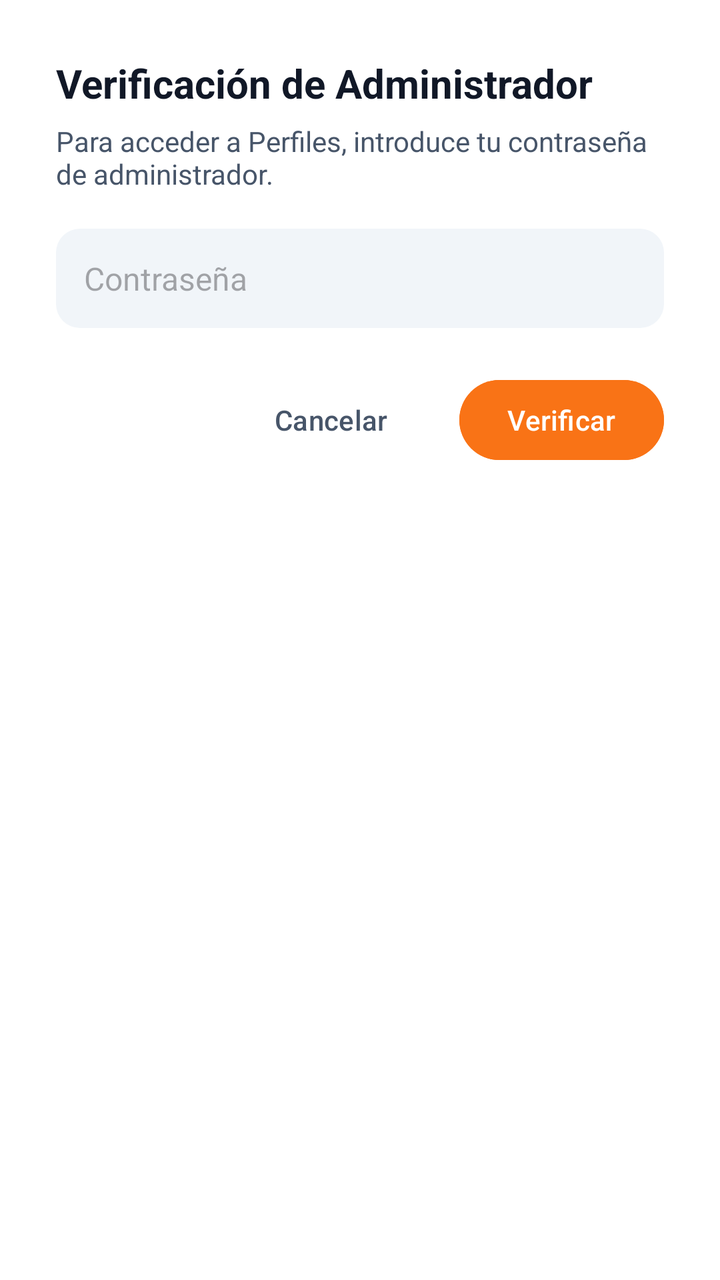
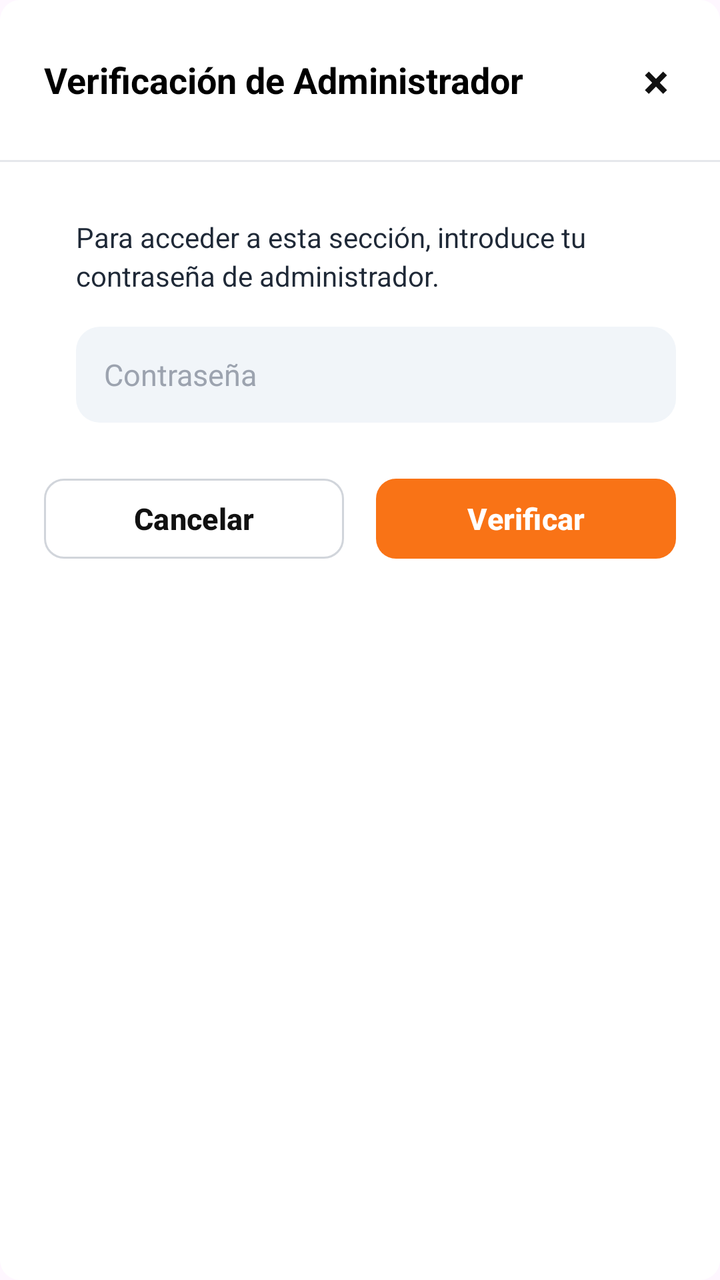

An Android layout rendered at two revisions. The XML below is the earlier revision; the diff shows what the commit changed to produce the second picture.
<!-- AndroidManifest.xml: application theme Theme.ControlAlmacen -->
<!-- res/layout/dialog_confrimr_admin.xml -->
<?xml version="1.0" encoding="utf-8"?>
<LinearLayout xmlns:android="http://schemas.android.com/apk/res/android"
    android:orientation="vertical"
    android:padding="28dp"
    android:background="@android:color/white"
    android:layout_width="match_parent"
    android:layout_height="wrap_content">

    <TextView
        android:id="@+id/tvTituloAdmin"
        android:text="Verificación de Administrador"
        android:textSize="20sp"
        android:textStyle="bold"
        android:textColor="#111827"
        android:layout_width="wrap_content"
        android:layout_height="wrap_content"/>

    <TextView
        android:id="@+id/tvSubtituloAdmin"
        android:text="Para acceder a Perfiles, introduce tu contraseña de administrador."
        android:textSize="14sp"
        android:textColor="#475569"
        android:layout_marginTop="6dp"
        android:layout_marginBottom="18dp"
        android:layout_width="wrap_content"
        android:layout_height="wrap_content"/>

    <EditText
        android:id="@+id/etPassAdmin"
        android:hint="Contraseña"
        android:inputType="textPassword"
        android:background="@drawable/bg_input_admin"
        android:padding="14dp"
        android:textSize="16sp"
        android:layout_width="match_parent"
        android:layout_height="wrap_content"/>

    <LinearLayout
        android:orientation="horizontal"
        android:gravity="end"
        android:layout_marginTop="22dp"
        android:layout_width="match_parent"
        android:layout_height="wrap_content">

        <Button
            android:id="@+id/btnCancelar"
            android:text="Cancelar"
            android:textColor="#475569"
            android:background="@android:color/transparent"
            android:layout_width="wrap_content"
            android:layout_height="wrap_content"/>

        <Button
            android:id="@+id/btnConfirmar"
            android:text="Verificar"
            android:textColor="@android:color/white"
            android:backgroundTint="#F97316"
            android:layout_marginStart="12dp"
            android:layout_width="wrap_content"
            android:layout_height="wrap_content"/>
    </LinearLayout>

</LinearLayout>
<!-- resources referenced by this layout -->
<resources>
  <!-- drawable bg_input_admin (drawable) -->
  <shape xmlns:android="http://schemas.android.com/apk/res/android"
      android:shape="rectangle">
  
      <solid android:color="#F1F5F9"/>
      <corners android:radius="12dp"/>
  
      <padding
          android:left="12dp"
          android:top="12dp"
          android:right="12dp"
          android:bottom="12dp"/>
  </shape>
  <style name="Theme.ControlAlmacen" parent="Base.Theme.ControlAlmacen" />
  <style name="Base.Theme.ControlAlmacen" parent="Theme.Material3.DayNight.NoActionBar">
          
          
      </style>
</resources>

<!-- the commit's change to res/layout/dialog_confrimr_admin.xml (unified diff, before → after) -->
@@ -1,63 +1,139 @@
 <?xml version="1.0" encoding="utf-8"?>
-<LinearLayout xmlns:android="http://schemas.android.com/apk/res/android"
+<LinearLayout
+    xmlns:android="http://schemas.android.com/apk/res/android"
+    xmlns:app="http://schemas.android.com/apk/res-auto"
+    android:layout_width="match_parent"
+    android:layout_height="wrap_content"
+    android:minHeight="245dp"
     android:orientation="vertical"
-    android:padding="28dp"
-    android:background="@android:color/white"
-    android:layout_width="match_parent"
-    android:layout_height="wrap_content">
+    android:background="@drawable/bg_dialog_blanco_redondeado">
 
-    <TextView
-        android:id="@+id/tvTituloAdmin"
-        android:text="Verificación de Administrador"
-        android:textSize="20sp"
-        android:textStyle="bold"
-        android:textColor="#111827"
-        android:layout_width="wrap_content"
-        android:layout_height="wrap_content"/>
+    
+    <LinearLayout
+        android:layout_width="match_parent"
+        android:layout_height="wrap_content"
+        android:gravity="center_vertical"
+        android:orientation="horizontal"
+        android:paddingStart="22dp"
+        android:paddingTop="20dp"
+        android:paddingEnd="12dp"
+        android:paddingBottom="20dp">
 
-    <TextView
-        android:id="@+id/tvSubtituloAdmin"
-        android:text="Para acceder a Perfiles, introduce tu contraseña de administrador."
-        android:textSize="14sp"
-        android:textColor="#475569"
-        android:layout_marginTop="6dp"
-        android:layout_marginBottom="18dp"
-        android:layout_width="wrap_content"
-        android:layout_height="wrap_content"/>
+        <TextView
+            android:id="@+id/tvTituloAdmin"
+            android:layout_width="0dp"
+            android:layout_height="wrap_content"
+            android:layout_weight="1"
+            android:text="Verificación de Administrador"
+            android:textColor="#000000"
+            android:textSize="18sp"
+            android:textStyle="bold" />
 
-    <EditText
-        android:id="@+id/etPassAdmin"
-        android:hint="Contraseña"
-        android:inputType="textPassword"
-        android:background="@drawable/bg_input_admin"
-        android:padding="14dp"
-        android:textSize="16sp"
+        <TextView
+            android:id="@+id/btnCerrarDialogAdmin"
+            android:layout_width="40dp"
+            android:layout_height="40dp"
+            android:gravity="center"
+            android:text="×"
+            android:textColor="#111111"
+            android:textSize="24sp"
+            android:textStyle="bold" />
+
+    </LinearLayout>
+
+    <View
         android:layout_width="match_parent"
-        android:layout_height="wrap_content"/>
+        android:layout_height="1dp"
+        android:background="#E5E7EB" />
 
+    
     <LinearLayout
-        android:orientation="horizontal"
-        android:gravity="end"
-        android:layout_marginTop="22dp"
         android:layout_width="match_parent"
-        android:layout_height="wrap_content">
+        android:layout_height="wrap_content"
+        android:orientation="vertical"
+        android:paddingStart="22dp"
+        android:paddingTop="28dp"
+        android:paddingEnd="22dp"
+        android:paddingBottom="28dp">
 
-        <Button
-            android:id="@+id/btnCancelar"
-            android:text="Cancelar"
-            android:textColor="#475569"
-            android:background="@android:color/transparent"
-            android:layout_width="wrap_content"
-            android:layout_height="wrap_content"/>
+        <LinearLayout
+            android:layout_width="match_parent"
+            android:layout_height="wrap_content"
+            android:orientation="horizontal">
 
-        <Button
-            android:id="@+id/btnConfirmar"
-            android:text="Verificar"
-            android:textColor="@android:color/white"
-            android:backgroundTint="#F97316"
-            android:layout_marginStart="12dp"
-            android:layout_width="wrap_content"
-            android:layout_height="wrap_content"/>
+            <LinearLayout
+                android:layout_width="0dp"
+                android:layout_height="wrap_content"
+                android:layout_marginStart="16dp"
+                android:layout_weight="1"
+                android:orientation="vertical">
+
+                <TextView
+                    android:id="@+id/tvSubtituloAdmin"
+                    android:layout_width="match_parent"
+                    android:layout_height="wrap_content"
+                    android:lineSpacingExtra="3dp"
+                    android:text="Para acceder a esta sección, introduce tu contraseña de administrador."
+                    android:textColor="#1F2937"
+                    android:textSize="14sp" />
+
+                <EditText
+                    android:id="@+id/etPassAdmin"
+                    android:layout_width="match_parent"
+                    android:layout_height="48dp"
+                    android:layout_marginTop="16dp"
+                    android:background="@drawable/bg_input_admin"
+                    android:hint="Contraseña"
+                    android:inputType="textPassword"
+                    android:paddingStart="14dp"
+                    android:paddingEnd="14dp"
+                    android:textColor="#111827"
+                    android:textColorHint="#9CA3AF"
+                    android:textSize="15sp" />
+
+            </LinearLayout>
+
+        </LinearLayout>
+
+        
+        <LinearLayout
+            android:layout_width="match_parent"
+            android:layout_height="wrap_content"
+            android:layout_marginTop="24dp"
+            android:orientation="horizontal">
+
+            <com.google.android.material.button.MaterialButton
+                android:id="@+id/btnCancelar"
+                android:layout_width="0dp"
+                android:layout_height="48dp"
+                android:layout_marginEnd="8dp"
+                android:layout_weight="1"
+                android:text="Cancelar"
+                android:textAllCaps="false"
+                android:textColor="#111111"
+                android:textSize="15sp"
+                android:textStyle="bold"
+                app:backgroundTint="#FFFFFF"
+                app:cornerRadius="10dp"
+                app:strokeColor="#D1D5DB"
+                app:strokeWidth="1dp" />
+
+            <com.google.android.material.button.MaterialButton
+                android:id="@+id/btnConfirmar"
+                android:layout_width="0dp"
+                android:layout_height="48dp"
+                android:layout_marginStart="8dp"
+                android:layout_weight="1"
+                android:text="Verificar"
+                android:textAllCaps="false"
+                android:textColor="#FFFFFF"
+                android:textSize="15sp"
+                android:textStyle="bold"
+                app:backgroundTint="@color/warning"
+                app:cornerRadius="10dp" />
+
+        </LinearLayout>
+
     </LinearLayout>
 
 </LinearLayout>
<!-- resource entries referenced after the edit -->
@@ -1,5 +1,12 @@
 <!-- resources referenced by this layout -->
 <resources>
+  <color name="warning">#F97316</color>
+  <!-- drawable bg_dialog_blanco_redondeado (drawable) -->
+  <?xml version="1.0" encoding="utf-8"?>
+  <shape xmlns:android="http://schemas.android.com/apk/res/android">
+      <solid android:color="#FFFFFF" />
+      <corners android:radius="10dp" />
+  </shape>
   <!-- drawable bg_input_admin (drawable) -->
   <shape xmlns:android="http://schemas.android.com/apk/res/android"
       android:shape="rectangle">
